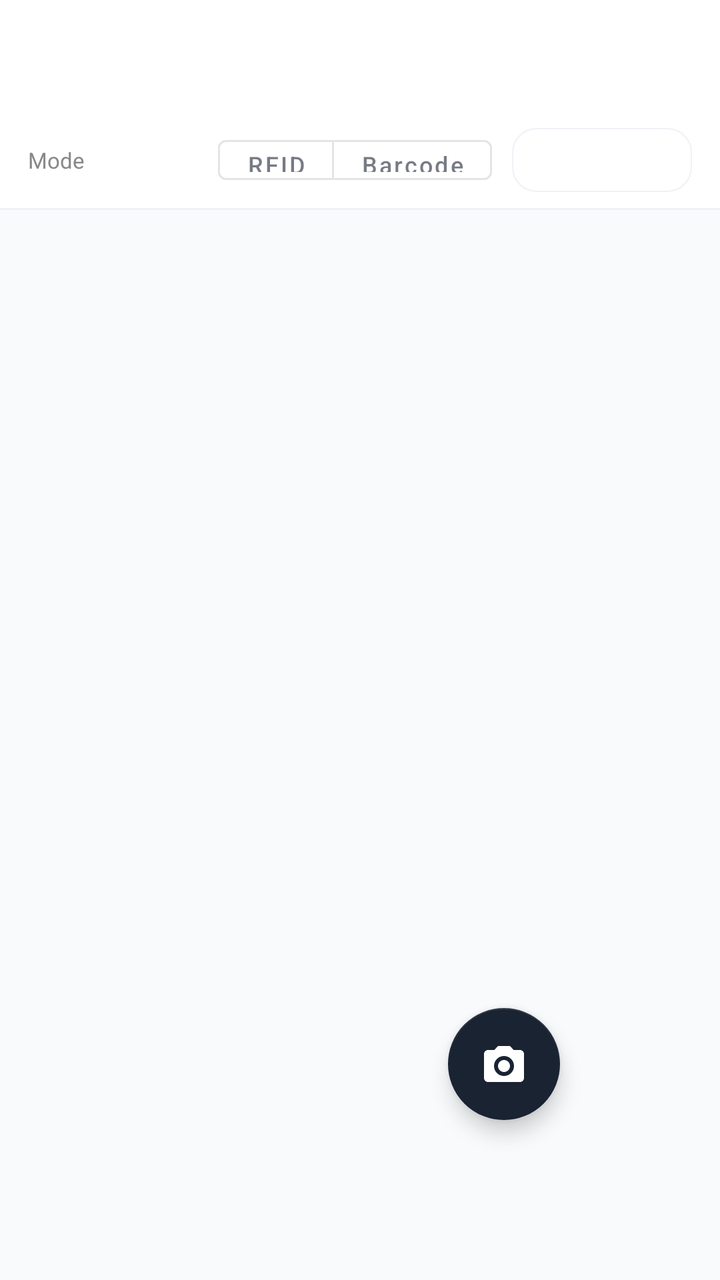
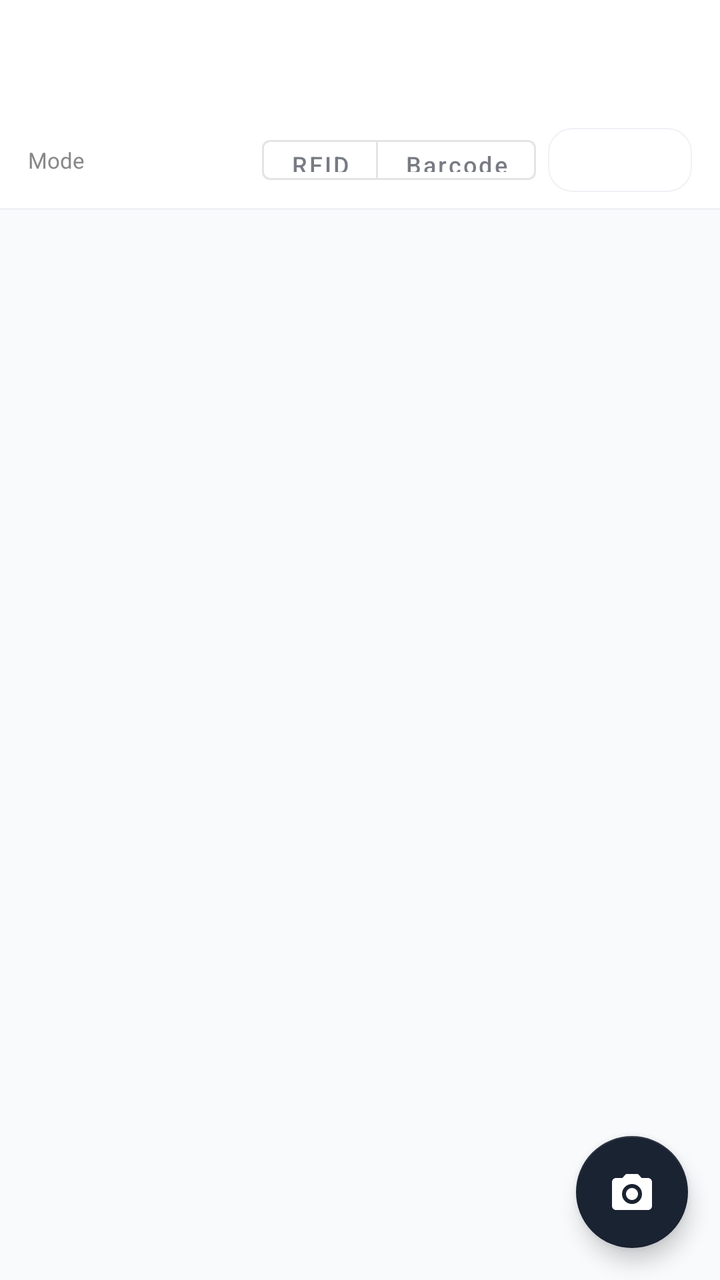

Screens rendered from an Android XML layout before and after an edit, with the pre-edit source and the edit as a unified diff.
<!-- AndroidManifest.xml: application theme Theme.InvenScan -->
<!-- res/layout/activity_stock_in.xml -->
<?xml version="1.0" encoding="utf-8"?>
<androidx.coordinatorlayout.widget.CoordinatorLayout xmlns:android="http://schemas.android.com/apk/res/android"
    xmlns:app="http://schemas.android.com/apk/res-auto"
    android:layout_width="match_parent"
    android:layout_height="match_parent"
    android:background="@color/surface">

    <LinearLayout
        android:layout_width="match_parent"
        android:layout_height="match_parent"
        android:orientation="vertical">

        
        <com.google.android.material.appbar.MaterialToolbar
            android:id="@+id/toolbar"
            android:layout_width="match_parent"
            android:layout_height="?attr/actionBarSize"
            android:background="@color/white"
            android:elevation="0dp"
            app:titleTextColor="@color/text_primary" />

        
        <LinearLayout
            android:layout_width="match_parent"
            android:layout_height="48dp"
            android:background="@color/white"
            android:gravity="center_vertical"
            android:orientation="horizontal"
            android:paddingHorizontal="14dp">

            <TextView
                android:layout_width="0dp"
                android:layout_height="wrap_content"
                android:layout_weight="1"
                android:text="Mode"
                android:textColor="@color/text_hint"
                android:textSize="11sp" />

            
            <com.google.android.material.button.MaterialButtonToggleGroup
                android:id="@+id/toggleScanMode"
                android:layout_width="wrap_content"
                android:layout_height="wrap_content"
                app:selectionRequired="true"
                app:singleSelection="true">

                <com.google.android.material.button.MaterialButton
                    android:id="@+id/btnModeRfid"
                    style="@style/Widget.MaterialComponents.Button.OutlinedButton"
                    android:layout_width="wrap_content"
                    android:layout_height="32dp"
                    android:minWidth="0dp"
                    android:paddingHorizontal="14dp"
                    android:text="@string/label_rfid"
                    android:textAllCaps="false"
                    android:textSize="12sp" />

                <com.google.android.material.button.MaterialButton
                    android:id="@+id/btnModeBarcode"
                    style="@style/Widget.MaterialComponents.Button.OutlinedButton"
                    android:layout_width="wrap_content"
                    android:layout_height="32dp"
                    android:minWidth="0dp"
                    android:paddingHorizontal="14dp"
                    android:text="@string/label_barcode"
                    android:textAllCaps="false"
                    android:textSize="12sp" />
            </com.google.android.material.button.MaterialButtonToggleGroup>

            
            <Spinner
                android:id="@+id/spinnerPower"
                android:layout_width="90dp"
                android:layout_height="32dp"
                android:layout_marginStart="10dp"
                android:background="@drawable/bg_card"
                android:paddingStart="8dp"
                android:paddingEnd="4dp"
                android:textSize="12sp"
                android:visibility="visible" />
        </LinearLayout>

        <View
            android:layout_width="match_parent"
            android:layout_height="1dp"
            android:background="@color/border_default" />

        <ProgressBar
            android:id="@+id/progressBar"
            android:layout_width="wrap_content"
            android:layout_height="wrap_content"
            android:layout_gravity="center_horizontal"
            android:layout_marginTop="48dp"
            android:visibility="gone" />

        
        <LinearLayout
            android:id="@+id/layoutError"
            android:layout_width="match_parent"
            android:layout_height="wrap_content"
            android:gravity="center"
            android:orientation="vertical"
            android:padding="24dp"
            android:visibility="gone">

            <TextView
                android:id="@+id/tvError"
                android:layout_width="wrap_content"
                android:layout_height="wrap_content"
                android:gravity="center"
                android:textColor="@color/danger"
                android:textSize="13sp" />

            <com.google.android.material.button.MaterialButton
                android:id="@+id/btnRetry"
                style="@style/Widget.InvenScan.Button.Secondary"
                android:layout_width="wrap_content"
                android:layout_height="wrap_content"
                android:layout_marginTop="12dp"
                android:text="@string/action_retry" />
        </LinearLayout>

        
        <LinearLayout
            android:id="@+id/layoutContent"
            android:layout_width="match_parent"
            android:layout_height="match_parent"
            android:orientation="vertical"
            android:visibility="gone">

            
            <LinearLayout
                android:layout_width="match_parent"
                android:layout_height="wrap_content"
                android:layout_margin="12dp"
                android:background="@drawable/bg_card"
                android:orientation="vertical"
                android:padding="14dp">

                <TextView
                    android:layout_width="match_parent"
                    android:layout_height="wrap_content"
                    android:layout_marginBottom="4dp"
                    android:text="@string/label_select_location"
                    android:textColor="@color/text_hint"
                    android:textSize="11sp" />

                <Spinner
                    android:id="@+id/spinnerLocation"
                    android:layout_width="match_parent"
                    android:layout_height="44dp"
                    android:background="@drawable/bg_spinner_border"
                    android:paddingStart="10dp"
                    android:paddingEnd="10dp" />
            </LinearLayout>

            
            <TextView
                android:id="@+id/tvScanHint"
                android:layout_width="match_parent"
                android:layout_height="wrap_content"
                android:gravity="center"
                android:paddingHorizontal="16dp"
                android:paddingVertical="8dp"
                android:text="@string/hint_ready_to_scan"
                android:textColor="@color/teal_primary"
                android:textSize="12sp" />

            
            <LinearLayout
                android:layout_width="match_parent"
                android:layout_height="wrap_content"
                android:background="@color/white"
                android:gravity="center_vertical"
                android:orientation="horizontal"
                android:paddingHorizontal="14dp"
                android:paddingVertical="10dp">

                <TextView
                    android:id="@+id/tvItemCount"
                    android:layout_width="0dp"
                    android:layout_height="wrap_content"
                    android:layout_weight="1"
                    android:text="@string/empty_scan_list"
                    android:textColor="@color/text_primary"
                    android:textSize="13sp"
                    android:textStyle="bold" />

                <com.google.android.material.button.MaterialButton
                    android:id="@+id/btnStartScan"
                    style="@style/Widget.InvenScan.Button.Secondary"
                    android:layout_width="wrap_content"
                    android:layout_height="36dp"
                    android:minWidth="0dp"
                    android:paddingHorizontal="16dp"
                    android:text="@string/action_stop_scan"
                    android:textSize="12sp" />
            </LinearLayout>

            <View
                android:layout_width="match_parent"
                android:layout_height="1dp"
                android:background="@color/border_default" />

            
            <LinearLayout
                android:id="@+id/layoutEmpty"
                android:layout_width="match_parent"
                android:layout_height="wrap_content"
                android:layout_margin="12dp"
                android:background="@drawable/bg_scan_area"
                android:gravity="center"
                android:orientation="vertical"
                android:padding="28dp"
                android:visibility="visible">

                <ImageView
                    android:layout_width="40dp"
                    android:layout_height="40dp"
                    android:src="@drawable/ic_search"
                    app:tint="@color/teal_primary" />

                <TextView
                    android:layout_width="wrap_content"
                    android:layout_height="wrap_content"
                    android:layout_marginTop="8dp"
                    android:text="@string/empty_scan_list"
                    android:textColor="@color/teal_primary"
                    android:textSize="12sp" />
            </LinearLayout>

            <androidx.recyclerview.widget.RecyclerView
                android:id="@+id/rvScannedItems"
                android:layout_width="match_parent"
                android:layout_height="0dp"
                android:layout_weight="1"
                android:background="@color/surface"
                android:visibility="gone"
                app:layoutManager="androidx.recyclerview.widget.LinearLayoutManager" />

            <com.google.android.material.button.MaterialButton
                android:id="@+id/btnSubmit"
                style="@style/Widget.InvenScan.Button.Primary"
                android:layout_width="match_parent"
                android:layout_height="48dp"
                android:layout_margin="12dp"
                android:enabled="false"
                android:text="@string/action_submit" />
        </LinearLayout>
    </LinearLayout>

    
    <com.google.android.material.floatingactionbutton.FloatingActionButton
        android:id="@+id/fabCamera"
        android:layout_width="wrap_content"
        android:layout_height="wrap_content"
        android:layout_gravity="bottom|end"
        android:layout_margin="80dp"
        android:contentDescription="@string/title_camera_scan"
        android:src="@drawable/ic_camera"
        app:backgroundTint="@color/navy"
        app:tint="@android:color/white" />

</androidx.coordinatorlayout.widget.CoordinatorLayout>
<!-- resources referenced by this layout -->
<resources>
  <color name="border_default">#EEF2F5</color>
  <color name="danger">#E24B4A</color>
  <color name="navy">#1A2332</color>
  <color name="surface">#F8FAFC</color>
  <color name="teal_primary">#1D9E75</color>
  <color name="text_hint">#888888</color>
  <color name="text_primary">#1A2332</color>
  <color name="white">#FFFFFF</color>
  <!-- drawable bg_card (drawable) -->
  <?xml version="1.0" encoding="utf-8"?>
  <shape xmlns:android="http://schemas.android.com/apk/res/android">
      <solid android:color="@color/white" />
      <stroke android:width="0.5dp" android:color="@color/border_default" />
      <corners android:radius="12dp" />
  </shape>
  <!-- drawable bg_scan_area (drawable) -->
  <?xml version="1.0" encoding="utf-8"?>
  <shape xmlns:android="http://schemas.android.com/apk/res/android">
      <solid android:color="@color/teal_bg" />
      <stroke
          android:width="1.5dp"
          android:color="@color/teal_light"
          android:dashGap="4dp"
          android:dashWidth="8dp" />
      <corners android:radius="10dp" />
  </shape>
  <!-- drawable bg_spinner_border (drawable) -->
  <?xml version="1.0" encoding="utf-8"?>
  <shape xmlns:android="http://schemas.android.com/apk/res/android"
      android:shape="rectangle">
      <solid android:color="@color/white" />
      <stroke android:width="1dp" android:color="@color/teal_primary" />
      <corners android:radius="8dp" />
  </shape>
  <!-- drawable ic_camera (drawable) -->
  <?xml version="1.0" encoding="utf-8"?>
  <vector xmlns:android="http://schemas.android.com/apk/res/android"
      android:width="24dp"
      android:height="24dp"
      android:viewportWidth="24"
      android:viewportHeight="24">
      <path
          android:fillColor="@android:color/white"
          android:pathData="M9,3L7.17,5H4C2.9,5 2,5.9 2,7v12c0,1.1 0.9,2 2,2h16c1.1,0 2,-0.9 2,-2V7c0,-1.1 -0.9,-2 -2,-2h-3.17L15,3H9zM12,18c-2.76,0 -5,-2.24 -5,-5s2.24,-5 5,-5 5,2.24 5,5 -2.24,5 -5,5zM12,10c-1.66,0 -3,1.34 -3,3s1.34,3 3,3 3,-1.34 3,-3 -1.34,-3 -3,-3z" />
  </vector>
  <string name="action_retry">Retry</string>
  <string name="action_stop_scan">Stop</string>
  <string name="action_submit">Submit</string>
  <string name="empty_scan_list">No items scanned yet</string>
  <string name="hint_ready_to_scan">Ready to scan — point scanner at item</string>
  <string name="label_barcode">Barcode</string>
  <string name="label_rfid">RFID</string>
  <string name="label_select_location">Select Location</string>
  <string name="title_camera_scan">Barcode Scan</string>
  <style name="Widget.InvenScan.Button.Primary" parent="Widget.MaterialComponents.Button">
          <item name="android:minHeight">48dp</item>
          <item name="android:textSize">14sp</item>
          <item name="android:textStyle">bold</item>
          <item name="android:textAllCaps">false</item>
          <item name="backgroundTint">@color/teal_primary</item>
          <item name="cornerRadius">10dp</item>
      </style>
  <style name="Widget.InvenScan.Button.Secondary" parent="Widget.MaterialComponents.Button.OutlinedButton">
          <item name="android:minHeight">48dp</item>
          <item name="android:textSize">14sp</item>
          <item name="android:textAllCaps">false</item>
          <item name="strokeColor">@color/teal_primary</item>
          <item name="android:textColor">@color/teal_primary</item>
          <item name="cornerRadius">10dp</item>
      </style>
  <color name="teal_bg">#E1F5EE</color>
  <color name="teal_light">#5DCAA5</color>
  <color name="warning">#EF9F27</color>
  <!-- unchanged entries left out for length: 2 -->
</resources>

<!-- the commit's change to res/layout/activity_stock_in.xml (unified diff, before → after) -->
@@ -70,9 +70,9 @@
             
             <Spinner
                 android:id="@+id/spinnerPower"
-                android:layout_width="90dp"
+                android:layout_width="72dp"
                 android:layout_height="32dp"
-                android:layout_marginStart="10dp"
+                android:layout_marginStart="6dp"
                 android:background="@drawable/bg_card"
                 android:paddingStart="8dp"
                 android:paddingEnd="4dp"
@@ -255,7 +255,7 @@
         android:layout_width="wrap_content"
         android:layout_height="wrap_content"
         android:layout_gravity="bottom|end"
-        android:layout_margin="80dp"
+        android:layout_margin="16dp"
         android:contentDescription="@string/title_camera_scan"
         android:src="@drawable/ic_camera"
         app:backgroundTint="@color/navy"
